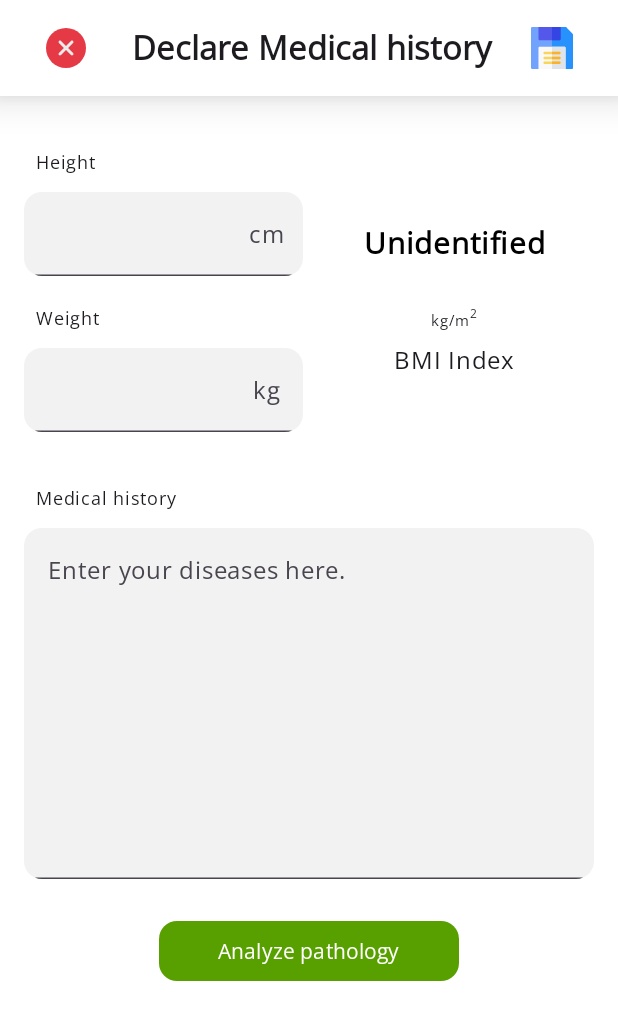
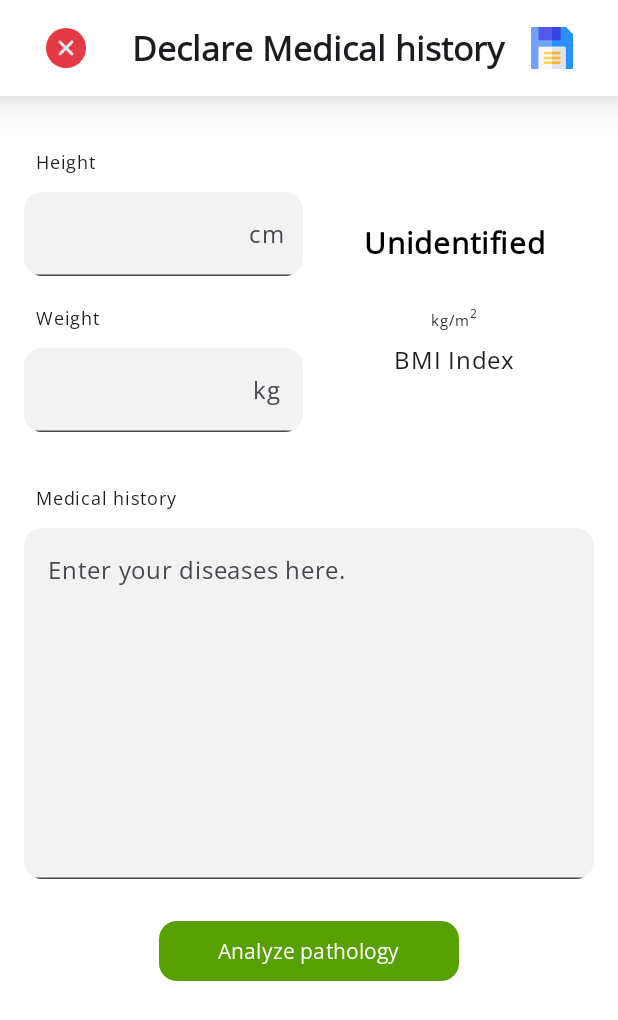
Before and after one commit to anhquan7826/oxygen, an Android app built with Jetpack Compose: the DeclareMedicalHistoryActivity screen opened directly, with no data from a screen before it, on a phone screen of 412 x 824 dp. Shown: the top 1020 px of the screen. Run offline under Robolectric (Android 15) with nearby library versions, the light colour scheme and no system bars; our stand-ins replace Dagger/Hilt's generated code, Firebase (no records; nobody signed in at launch, a user with empty details on screens opened directly), RxJava; pictures from the network do not load; 2 statements that could not run were skipped.

Commit message:
fix: appbar title clipping if too long

```diff
--- a/app/src/main/java/com/nhom1/oxygen/common/composables/AutoSizeText.kt
+++ b/app/src/main/java/com/nhom1/oxygen/common/composables/AutoSizeText.kt
@@ -152,7 +152,6 @@ fun AutoSizeText(
     CompositionLocalProvider(LocalDensity provides Density(density = density, fontScale = 1F)) {
         BoxWithConstraints(
             modifier = modifier,
-            contentAlignment = textAlignment,
         ) {
             // (1 / density).sp represents 1px when font scale equals 1
             val step = remember(stepGranularityTextSize) {
--- a/app/src/main/java/com/nhom1/oxygen/common/composables/OAppBar.kt
+++ b/app/src/main/java/com/nhom1/oxygen/common/composables/OAppBar.kt
@@ -12,10 +12,10 @@ import androidx.compose.material3.CircularProgressIndicator
 import androidx.compose.material3.ExperimentalMaterial3Api
 import androidx.compose.material3.Icon
 import androidx.compose.material3.IconButton
-import androidx.compose.material3.Text
 import androidx.compose.material3.TopAppBar
 import androidx.compose.material3.TopAppBarDefaults
 import androidx.compose.runtime.Composable
+import androidx.compose.ui.Alignment
 import androidx.compose.ui.Modifier
 import androidx.compose.ui.graphics.Color
 import androidx.compose.ui.graphics.painter.Painter
@@ -23,6 +23,7 @@ import androidx.compose.ui.res.painterResource
 import androidx.compose.ui.text.font.FontWeight
 import androidx.compose.ui.tooling.preview.Preview
 import androidx.compose.ui.unit.dp
+import androidx.compose.ui.unit.sp
 import com.nhom1.oxygen.R
 import com.nhom1.oxygen.utils.extensions.oShadow
 
@@ -58,11 +59,14 @@ fun OAppBar(
             }
         },
         title = {
-            Row {
-                Text(
+            Row(
+                verticalAlignment = Alignment.CenterVertically
+            ) {
+                AutoSizeText(
                     title,
                     fontWeight = FontWeight.Bold,
                     maxLines = 1,
+                    maxTextSize = 24.sp,
                     modifier = Modifier
                         .weight(1f)
                         .padding(start = 16.dp)
```
